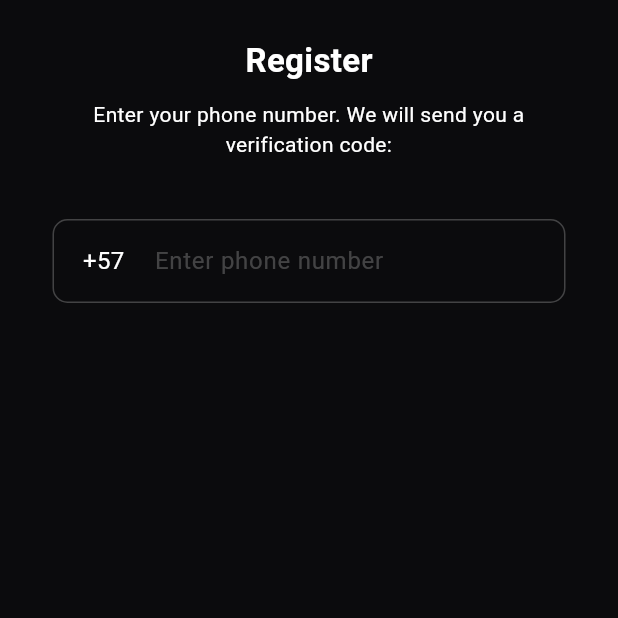
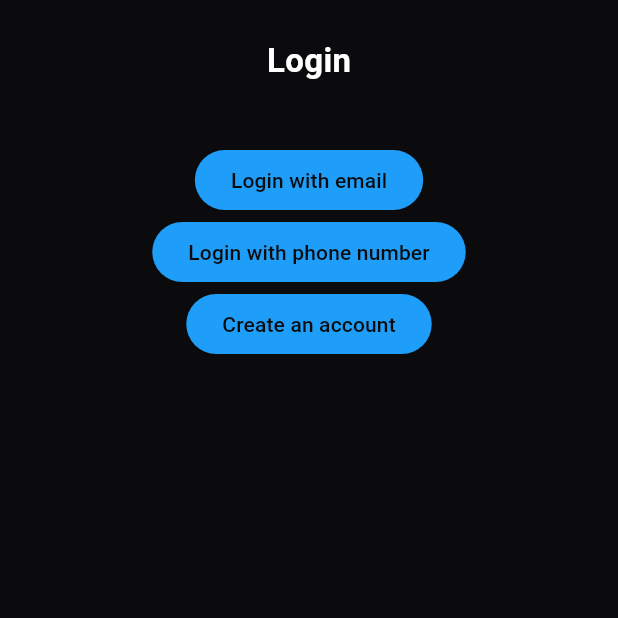
Before and after one commit to DanielR01/livit-flutter, a Flutter app: the screen it shows after launch, on a phone screen of 412 x 824 dp, the top half of it. Run offline on Flutter 3.47's test engine with Material 3 defaults, Android fonts, the phone set to English and light mode, and no system bars; our stand-ins replace firebase_auth, firebase_core, pinput; missing offline and left inert: country_picker_pro; accounts and stored records are empty; generated files the repository leaves out were written again.

Commit message:
multiple changes done, onGenerateRoute method completed, colors class implemented, completed functional logic for check_initial_auth and phone number registration

```diff
--- a/lib/constants/routes.dart
+++ b/lib/constants/routes.dart
@@ -1,5 +1,6 @@
 const loginRoute = '/login';
-const registerRoute = '/register';
+const loginEmailRoute = '/loginEmail';
+const registerEmailRoute = '/registerEmail';
 const feedRoute = '/feed';
 const verifyEmailRoute = '/verifyemail';
 const loginNumberRoute = '/loginNumber';
--- a/lib/main.dart
+++ b/lib/main.dart
@@ -20,7 +20,17 @@ class StartPage extends StatelessWidget {
     return MaterialApp(
       debugShowCheckedModeBanner: false,
       title: 'Livit',
-      theme: ThemeData(scaffoldBackgroundColor: LivitColors.mainBlack),
+      theme: ThemeData(
+        scaffoldBackgroundColor: LivitColors.mainBlack,
+        appBarTheme: const AppBarTheme(
+          color: LivitColors.mainBlack,
+          titleTextStyle: TextStyle(
+            color: LivitColors.whiteActive,
+            fontSize: 22,
+            fontWeight: FontWeight.bold,
+          ),
+        ),
+      ),
       initialRoute: '/',
       onGenerateRoute: RouteGenerator.generateRoute,
     );
--- a/lib/utilities/route_generator.dart
+++ b/lib/utilities/route_generator.dart
@@ -3,6 +3,7 @@ import 'package:livit/constants/routes.dart';
 import 'package:livit/views/check_initial_auth.dart';
 import 'package:livit/views/error_route.dart';
 import 'package:livit/views/feed.dart';
+import 'package:livit/views/login.dart';
 import 'package:livit/views/login_email.dart';
 import 'package:livit/views/login_number.dart';
 import 'package:livit/views/otp_auth.dart';
@@ -16,8 +17,10 @@ class RouteGenerator {
       case '/':
         return MaterialPageRoute(builder: (_) => const CheckInitialAuth());
       case loginRoute:
+        return MaterialPageRoute(builder: (_) => const LoginView());
+      case loginEmailRoute:
         return MaterialPageRoute(builder: (_) => const LoginEmailView());
-      case registerRoute:
+      case registerEmailRoute:
         return MaterialPageRoute(builder: (_) => const RegisterEmailView());
       case feedRoute:
         return MaterialPageRoute(builder: (_) => const FeedView());
--- a/lib/views/check_initial_auth.dart
+++ b/lib/views/check_initial_auth.dart
@@ -29,7 +29,7 @@ class _CheckInitialAuthState extends State<CheckInitialAuth> {
           .pushNamedAndRemoveUntil(feedRoute, (route) => false);
     } else {
       Navigator.of(context)
-          .pushNamedAndRemoveUntil(loginNumberRoute, (route) => false);
+          .pushNamedAndRemoveUntil(loginRoute, (route) => false);
     }
   }
 
--- /dev/null
+++ b/lib/views/login.dart
@@ -0,0 +1,60 @@
+import 'package:flutter/material.dart';
+import 'package:livit/constants/colors.dart';
+import 'package:livit/constants/routes.dart';
+import 'package:livit/utilities/main_action_button.dart';
+
+class LoginView extends StatefulWidget {
+  const LoginView({super.key});
+
+  @override
+  State<LoginView> createState() => _LoginViewState();
+}
+
+class _LoginViewState extends State<LoginView> {
+  @override
+  Widget build(BuildContext context) {
+    return Scaffold(
+      body: SafeArea(
+        child: Center(
+          child: Padding(
+            padding: const EdgeInsets.symmetric(vertical: 25, horizontal: 35),
+            child: Column(
+              children: [
+                const Text(
+                  'Login',
+                  style: TextStyle(
+                    fontSize: 22,
+                    color: LivitColors.whiteActive,
+                    fontWeight: FontWeight.bold,
+                  ),
+                ),
+                const SizedBox(height: 40),
+                MainActionButton(
+                  text: 'Login with email',
+                  isActive: true,
+                  onPressed: () {
+                    Navigator.of(context).pushNamed(loginEmailRoute);
+                  },
+                ),
+                MainActionButton(
+                  text: 'Login with phone number',
+                  isActive: true,
+                  onPressed: () {
+                    Navigator.of(context).pushNamed(loginNumberRoute);
+                  },
+                ),
+                MainActionButton(
+                  text: 'Create an account',
+                  isActive: true,
+                  onPressed: () {
+                    Navigator.of(context).pushNamed(registerEmailRoute);
+                  },
+                )
+              ],
+            ),
+          ),
+        ),
+      ),
+    );
+  }
+}
--- a/lib/views/otp_auth.dart
+++ b/lib/views/otp_auth.dart
@@ -90,7 +90,6 @@ class _OtpAuthViewState extends State<OtpAuthView> {
                         isActive: true,
                         text: 'Next',
                         onPressed: () async {
-                          print('s');
                           await FirebaseAuth.instance.signOut();
                           PhoneAuthCredential credential =
                               PhoneAuthProvider.credential(
```
Also changed, not shown: lib/views/login_email.dart (+18 -8 lines), lib/views/register_email.dart (+16 -4 lines).
